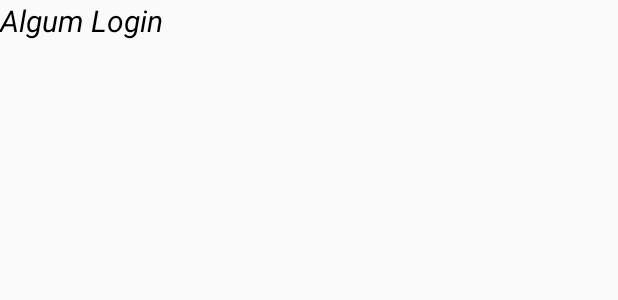
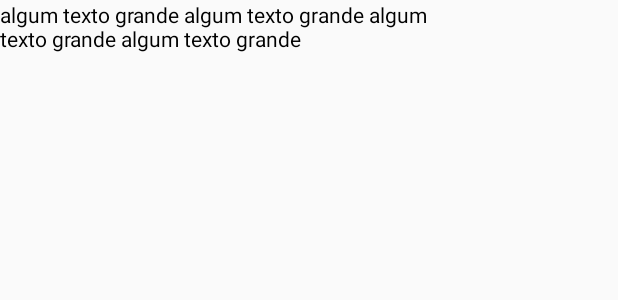
Before and after one commit to carlos-olr/chat-simples-season, an Android app: the layout holder_mensagem.xml on its own in the app's theme, with its tools: preview values and no code run, on a phone screen of 412 x 824 dp. Shown: the top 300 px of the screen. Run offline under Robolectric (Android 15) with nearby library versions, the phone set to English and light mode, and no system bars.

Commit message:
bugfixes
Change-Id: Ib9dae8d21c7017aea42eeed7f61d21b4b51f2e4d

```diff
--- a/app/build.gradle
+++ b/app/build.gradle
@@ -5,7 +5,7 @@ android {
     buildToolsVersion "28.0.3"
     defaultConfig {
         applicationId "com.example.mensagens"
-        minSdkVersion 25
+        minSdkVersion 27
         targetSdkVersion 28
         versionCode 1
         versionName "1.0"
--- a/app/src/main/AndroidManifest.xml
+++ b/app/src/main/AndroidManifest.xml
@@ -7,6 +7,8 @@
     <uses-permission android:name="android.permission.INTERNET" />
 
     <application
+        android:name=".app.MensagensApp"
+
         android:allowBackup="true"
         android:icon="@mipmap/ic_launcher"
         android:label="@string/app_name"
--- a/app/src/main/java/com/example/mensagens/controller/activity/login/LoginActivity.java
+++ b/app/src/main/java/com/example/mensagens/controller/activity/login/LoginActivity.java
@@ -67,9 +67,6 @@ public class LoginActivity extends AppCompatActivity {
                 // msg nesse caso é token de login
                 ctx.loginService.setUsuario(msg);
 
-                Intent myIntent = new Intent(ctx.getBaseContext(), SocketService.class);
-                ctx.startService(myIntent);
-
                 ctx.startActivity(new Intent(ctx, ConversasActivity.class));
             } else {
                 Snackbar.make(loginLayout, "Erro ao logar!", Snackbar.LENGTH_LONG).show();
@@ -80,7 +77,6 @@ public class LoginActivity extends AppCompatActivity {
 
     @Override
     public void onBackPressed() {
-        startActivity(new Intent(this, MainActivity.class));
-        finish();
+        startActivity(new Intent(this, PreLogin.class));
     }
 }
--- a/app/src/main/java/com/example/mensagens/receiver/AppReceiver.java
+++ b/app/src/main/java/com/example/mensagens/receiver/AppReceiver.java
@@ -18,8 +18,5 @@ public class AppReceiver extends BroadcastReceiver {
     public void onReceive(Context context, Intent intent) {
         Intent myIntent = new Intent(context, SocketService.class);
         context.startService(myIntent);
-
-//        MensagensService mensagemService = new MensagensService(context);
-//        mensagemService.recuperarMensagensNaoLidas();
     }
 }
--- a/app/src/main/res/layout/holder_mensagem.xml
+++ b/app/src/main/res/layout/holder_mensagem.xml
@@ -1,19 +1,16 @@
 <?xml version="1.0" encoding="utf-8"?>
-<androidx.constraintlayout.widget.ConstraintLayout xmlns:android="http://schemas.android.com/apk/res/android"
+<RelativeLayout xmlns:android="http://schemas.android.com/apk/res/android"
     android:layout_width="match_parent"
     android:layout_height="wrap_content"
     xmlns:app="http://schemas.android.com/apk/res-auto">
 
     <TextView
         android:id="@+id/holder_mensagem_txt_mensagem"
-        android:text="Algum Login"
-        android:textSize="20sp"
+        android:layout_width="wrap_content"
+        android:layout_height="wrap_content"
+        android:maxWidth="310dp"
+        android:text="algum texto grande algum texto grande algum texto grande algum texto grande"
         android:textColor="#000000"
-        android:textStyle="italic"
-        android:layout_width="match_parent"
-        android:layout_height="wrap_content"
-        app:layout_constraintStart_toStartOf="parent"
-        app:layout_constraintTop_toTopOf="parent"
-        />
+        android:textSize="14sp" />
 
-</androidx.constraintlayout.widget.ConstraintLayout>
+</RelativeLayout>
```
Also changed, not shown: app/src/main/java/com/example/mensagens/app/MensagensApp.java (added, +25 -0 lines), app/src/main/java/com/example/mensagens/controller/activity/MainActivity.java (+11 -0 lines), app/src/main/java/com/example/mensagens/controller/activity/conversa/ConversasActivity.java (+45 -0 lines), app/src/main/java/com/example/mensagens/controller/activity/conversa/MensagensActivity.java (+42 -0 lines), app/src/main/java/com/example/mensagens/controller/activity/login/PreLogin.java (+7 -0 lines), app/src/main/java/com/example/mensagens/controller/adapter/MensagensAdapter.java (+12 -0 lines), app/src/main/java/com/example/mensagens/service/android/SocketService.java (+34 -14 lines), app/src/main/java/com/example/mensagens/service/interno/LoginService.java (+0 -15 lines), 1 other file.
